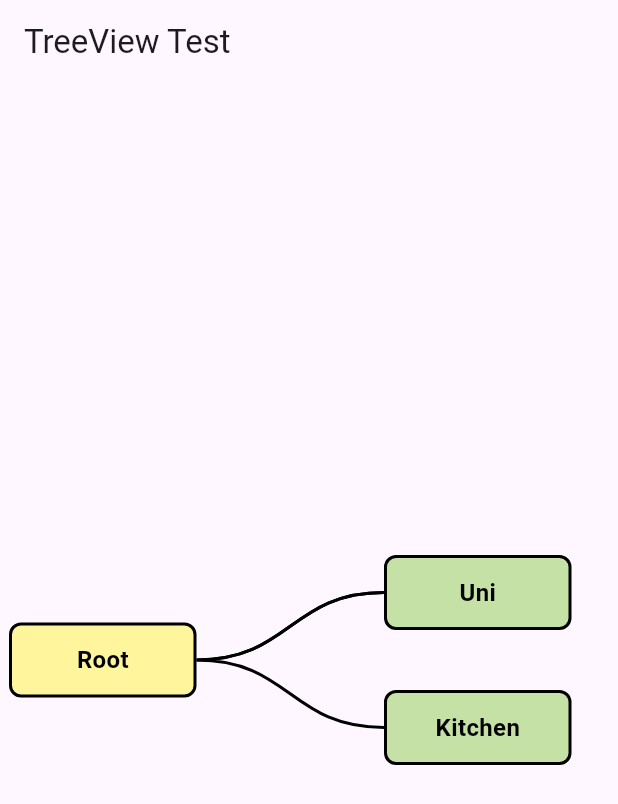
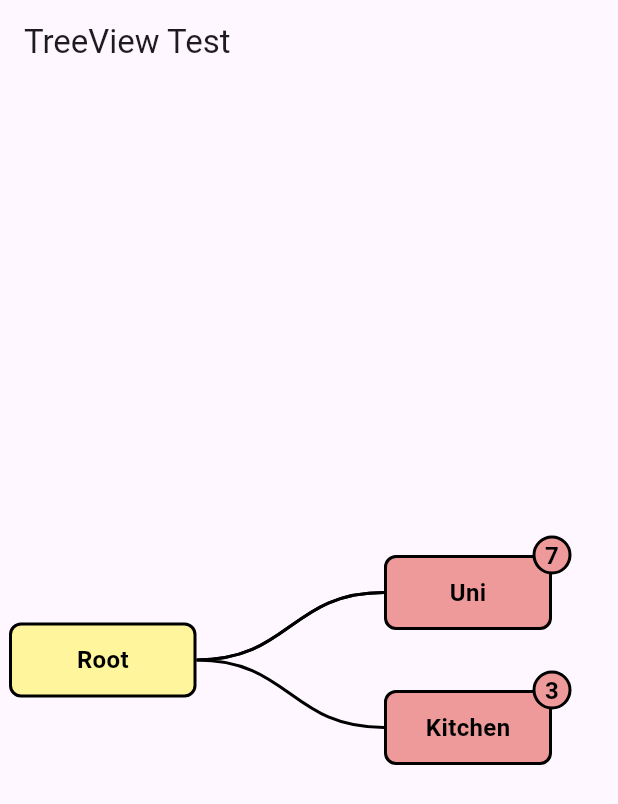
Before and after one commit to ninamaria31/TreeDoList, a Flutter app: the screen it shows after launch, on a phone screen of 412 x 824 dp. Shown: the top 804 px of the screen. Run offline on Flutter 3.47's test engine with Material 3 defaults, Android fonts, the phone set to English and light mode, and no system bars; drawn by our look-alikes of carousel_slider; missing offline and left inert: snap_scroll_physics.

Commit message:
Added indicator for the number of leafs in the subtree

```diff
--- a/lib/app_constants.dart
+++ b/lib/app_constants.dart
@@ -1,3 +1,5 @@
+import 'package:flutter/material.dart';
+
 /// Class which stores constants like the default padding etc
 ///
 /// TODO: Could also be dynamically generated based on device data like screen size dpi etc
@@ -7,12 +9,22 @@ class AppConstants {
   static const double nodeLineWidth = 2.0;
   static const double nodeBorderRadius = 8.0;
   static const double nodeFontSize = 16;
+  static const double nodeBadeSize = 26;
+
+  static const TextStyle nodeTextStyle = TextStyle(
+      fontWeight: FontWeight.bold,
+      fontSize: AppConstants.nodeFontSize,
+      color: Colors.black,
+      decoration: TextDecoration.none);
 
   /// padding above and beneath the nodes
   static const double verticalNodePadding = 20.0;
+  static const double endPadding = nodeBadeSize/2;
+
+
+
   static const double canvasWidth = nodeWidth;
   static const double connectionLineWidth = nodeLineWidth;
-
   static const double interNodeDistance =
       AppConstants.verticalNodePadding * 2 + AppConstants.nodeHeight;
 
--- a/lib/tree/tree.dart
+++ b/lib/tree/tree.dart
@@ -1,8 +1,27 @@
 import 'dart:collection';
 import 'dart:core';
+import 'package:flutter/material.dart';
 import 'package:uuid/uuid.dart';
 
-enum Priority { low, medium, high }
+enum Priority implements Comparable<Priority> {
+  high,
+  medium,
+  low;
+
+  Color get color {
+   switch (this) {
+     case low:
+       return Colors.lightGreen.shade200;
+     case medium:
+       return Colors.yellow.shade200;
+     case high:
+       return Colors.red.shade200;
+   }
+  }
+
+  @override
+  int compareTo(Priority other) => index.compareTo(other.index);
+}
 
 /// A class representing a task (leaf) or task group (node)
 ///
--- a/lib/tree/tree_view.dart
+++ b/lib/tree/tree_view.dart
@@ -233,16 +233,17 @@ class NodeList extends StatelessWidget {
                 controller: _scrollController,
                 physics: SnapScrollPhysics.builder(getSnaps),
                 scrollDirection: Axis.vertical,
-                children: List.from(_buildTreeNodesListItems(items.top))
-                  ..addAll(_buildTreeNodesListItems([items.center!]))
-                  ..addAll(_buildTreeNodesListItems(items.bottom))));
+                children: List.from(_buildTreeNodesListItems(items.top, showLeafCount: true))
+                  ..addAll(_buildTreeNodesListItems([items.center!], showLeafCount: true))
+                  ..addAll(_buildTreeNodesListItems(items.bottom, showLeafCount: true))));
   }
 
-  List<Widget> _buildTreeNodesListItems(List<TreeNode> nodes) {
+  List<Widget> _buildTreeNodesListItems(List<TreeNode> nodes, {bool showLeafCount = false}) {
     return nodes
         .map((n) => NodeWidget(
               node: n,
               onHorDragEndCallback: onHorDragEndCallback,
+              showLeafCount: showLeafCount,
             ))
         .toList();
   }
--- a/lib/tree/tree_vis_elements.dart
+++ b/lib/tree/tree_vis_elements.dart
@@ -9,18 +9,15 @@ class ConnectionLayerPainter extends CustomPainter {
 
   ConnectionLayerPainter(this.bezierStart, this.bezierEnds);
 
-  ConnectionLayerPainter.fromNode(this.node):
-        bezierStart = AppConstants.subTreeHeight(node.leafsInSubTree)/2,
+  ConnectionLayerPainter.fromNode(this.node)
+      : bezierStart = AppConstants.subTreeHeight(node.leafsInSubTree) / 2,
         bezierEnds = yPositionOfChildren(node);
 
   @override
   void paint(Canvas canvas, Size size) {
-
     Path curve = Path();
     Offset endControl;
     Offset startControl;
-
-
 
     Paint paint = Paint()
       ..color = Colors.black
@@ -28,12 +25,12 @@ class ConnectionLayerPainter extends CustomPainter {
       ..style = PaintingStyle.stroke
       ..strokeCap = StrokeCap.butt;
 
-
     for (var endPoint in bezierEnds) {
       endControl = Offset(AppConstants.canvasWidth / 2, bezierStart);
       startControl = Offset(AppConstants.canvasWidth / 2, endPoint);
       curve.moveTo(0, bezierStart);
-      curve.cubicTo(endControl.dx, endControl.dy, startControl.dx, startControl.dy, AppConstants.canvasWidth, endPoint);
+      curve.cubicTo(endControl.dx, endControl.dy, startControl.dx,
+          startControl.dy, AppConstants.canvasWidth, endPoint);
       canvas.drawPath(curve, paint);
       //canvas.drawLine(Offset(0, bezierStartHeight),
       //    Offset(AppConstants.canvasWidth, endPoint), paint);
@@ -64,48 +61,77 @@ class ConnectionLayerPainter extends CustomPainter {
 /// widget used to draw a node
 class NodeWidget extends StatelessWidget {
   final TreeNode node;
+  final bool showLeafCount;
+
   /// Function called when the node is tapped.
   final void Function(TreeNode, BuildContext)? onTapCallback;
   final void Function(TreeNode, DragEndDetails)? onHorDragEndCallback;
 
-
-  const NodeWidget({super.key, required this.node, this.onTapCallback, this.onHorDragEndCallback});
+  const NodeWidget(
+      {super.key,
+      required this.node,
+      this.showLeafCount = false,
+      this.onTapCallback,
+      this.onHorDragEndCallback});
 
   @override
   Widget build(BuildContext context) {
-    Color color = (node.priority == Priority.low) ? Colors.lightGreen.shade200 : (node.priority == Priority.medium) ? Colors.yellow.shade200 : Colors.red.shade200;
     return GestureDetector(
       onTap: () => onTapCallback?.call(node, context),
-      onHorizontalDragEnd: (details) => onHorDragEndCallback?.call(node, details),
-      child: Padding(
+      onHorizontalDragEnd: (details) =>
+          onHorDragEndCallback?.call(node, details),
+      child: (!showLeafCount)
+          ? Padding(
               padding: const EdgeInsets.only(
                   top: AppConstants.verticalNodePadding,
                   bottom: AppConstants.verticalNodePadding),
+              child: _buildNode())
+          : Stack(children: [
+              Padding(
+                  padding: const EdgeInsets.only(
+                      top: AppConstants.verticalNodePadding,
+                      bottom: AppConstants.verticalNodePadding,
+                      right: AppConstants.endPadding),
+                  child: _buildNode()),
+              if (node.numberOfChildren != 0)
+              Positioned(
+                right: AppConstants.endPadding - AppConstants.nodeBadeSize / 2,
+                top: AppConstants.verticalNodePadding - AppConstants.nodeBadeSize / 2,
+                width: AppConstants.nodeBadeSize,
+                height: AppConstants.nodeBadeSize,
                 child: Container(
+                    decoration: BoxDecoration(
+                        color: node.priority.color,
+                        border: Border.all(
+                            color: Colors.black,
+                            width: AppConstants.nodeLineWidth),
+                        borderRadius: BorderRadius.circular(AppConstants.nodeBadeSize / 2)),
+                    child: Center(child: Text(node.leafsInSubTree.toString(), style: AppConstants.nodeTextStyle,))),
+              )
+            ]),
+    );
+  }
+
+  Widget _buildNode() {
+    return Container(
         height: AppConstants.nodeHeight,
         width: AppConstants.nodeWidth,
         decoration: BoxDecoration(
-                color: color,
+          color: node.priority.color,
           border: Border.all(
               color: Colors.black, width: AppConstants.nodeLineWidth),
-                borderRadius:
-                BorderRadius.circular(AppConstants.nodeBorderRadius),
+          borderRadius: BorderRadius.circular(AppConstants.nodeBorderRadius),
         ),
         child: Center(
-                child: Text(node.name,
-                    style: const TextStyle(
-                        fontWeight: FontWeight.bold,
-                        fontSize: AppConstants.nodeFontSize,
-                        color: Colors.black,
-                        decoration: TextDecoration.none),
+          child: Padding(
+            padding: const EdgeInsets.all(2.0),
+            child: Text(
+              node.name,
+              style: AppConstants.nodeTextStyle,
               overflow: TextOverflow.ellipsis,
-                    maxLines: 1),
-              )
-          )
+              maxLines: 2,
             ),
-    );
+          ),
+        ));
   }
-
-
-
 }
```
Lines whose indentation alone changed are shown as unchanged.
